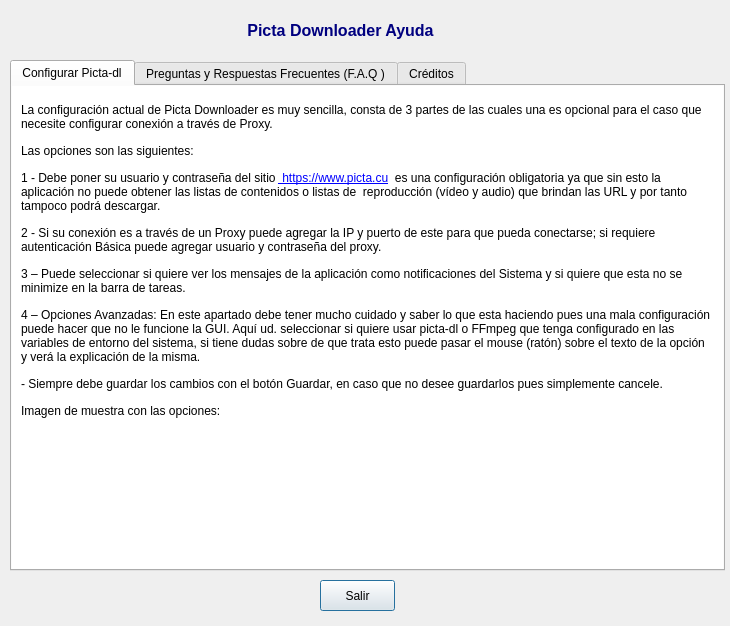
Before: the Qt Designer form information.ui in oleksis/picta-dl-gui, drawn with Qt 5.
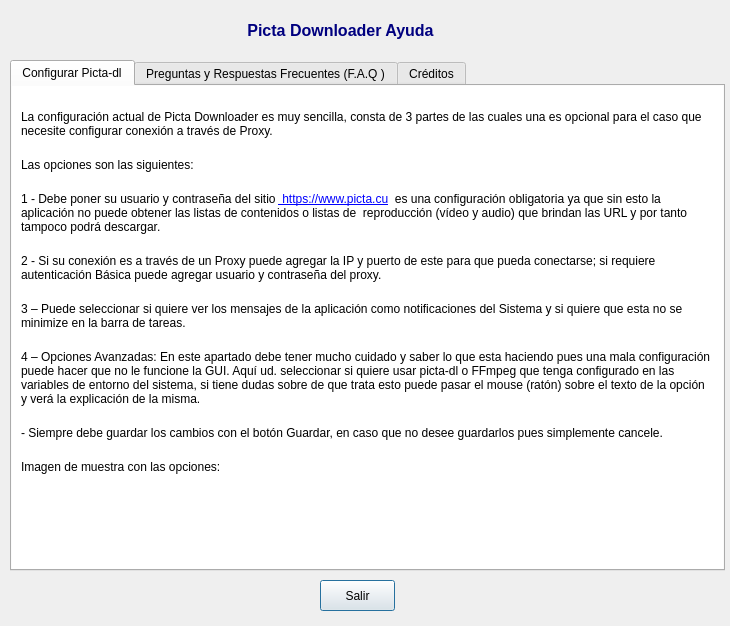
After: the same form once the commit is applied. The open tabs and pages were chosen to show the change. Icons and pictures are not drawn.

Commit message: Ajustes a los elementos gráficos para mejor visualizacion en temas oscuros

The edit to the form file:
```diff
--- a/information.ui
+++ b/information.ui
@@ -104,8 +104,8 @@
       <string>&lt;!DOCTYPE HTML PUBLIC &quot;-//W3C//DTD HTML 4.0//EN&quot; &quot;http://www.w3.org/TR/REC-html40/strict.dtd&quot;&gt;
 &lt;html&gt;&lt;head&gt;&lt;meta name=&quot;qrichtext&quot; content=&quot;1&quot; /&gt;&lt;style type=&quot;text/css&quot;&gt;
 p, li { white-space: pre-wrap; }
-&lt;/style&gt;&lt;/head&gt;&lt;body style=&quot; font-family:'Arial'; font-size:8.25pt; font-weight:400; font-style:normal;&quot;&gt;
-&lt;p style=&quot; margin-top:10px; margin-bottom:10px; margin-left:5px; margin-right:5px; -qt-block-indent:0; text-indent:0px;&quot;&gt;&lt;br /&gt;&lt;span style=&quot; font-size:9.25pt;&quot;&gt;La configuración actual de Picta Downloader es muy sencilla, consta de 3 partes de las cuales una es opcional para el caso que necesite configurar conexión a través de Proxy.&lt;/span&gt;&lt;br /&gt;&lt;br /&gt;&lt;span style=&quot; font-size:9.25pt;&quot;&gt;Las opciones son las siguientes:&lt;/span&gt;&lt;br /&gt;&lt;br /&gt;&lt;span style=&quot; font-size:9.25pt;&quot;&gt;1 - Debe poner su usuario y contraseña del sitio &lt;/span&gt;&lt;a href=&quot; https://www.picta.cu&quot;&gt;&lt;span style=&quot; font-size:9.25pt; text-decoration: underline; color:#0000ff;&quot;&gt; https://www.picta.cu&lt;/span&gt;&lt;/a&gt;&lt;span style=&quot; font-size:9.25pt;&quot;&gt;  es una configuración obligatoria ya que sin esto la aplicación no puede obtener las listas de contenidos o listas de  reproducción (vídeo y audio) que brindan las URL y por tanto tampoco podrá descargar.&lt;/span&gt;&lt;br /&gt;&lt;br /&gt;&lt;span style=&quot; font-size:9.25pt;&quot;&gt;2 - Si su conexión es a través de un Proxy puede agregar la IP y puerto de este para que pueda conectarse; si requiere autenticación Básica puede agregar usuario y contraseña del proxy. &lt;/span&gt;&lt;br /&gt;&lt;br /&gt;&lt;span style=&quot; font-size:9.25pt;&quot;&gt;3 – Puede seleccionar si quiere ver los mensajes de la aplicación como notificaciones del Sistema y si quiere que esta no se minimize en la barra de tareas.&lt;/span&gt;&lt;br /&gt;&lt;br /&gt;&lt;span style=&quot; font-size:9.25pt;&quot;&gt;4 – Opciones Avanzadas: En este apartado debe tener mucho cuidado y saber lo que esta haciendo pues una mala configuración puede hacer que no le funcione la GUI. Aquí ud. seleccionar si quiere usar picta-dl o FFmpeg que tenga configurado en las variables de entorno del sistema, si tiene dudas sobre de que trata esto puede pasar el mouse (ratón) sobre el texto de la opción y verá la explicación de la misma.&lt;/span&gt;&lt;br /&gt;&lt;br /&gt;&lt;span style=&quot; font-size:9.25pt;&quot;&gt;- Siempre debe guardar los cambios con el botón Guardar, en caso que no desee guardarlos pues simplemente cancele.&lt;/span&gt;&lt;br /&gt;&lt;br /&gt;&lt;span style=&quot; font-size:9.25pt;&quot;&gt;Imagen de muestra con las opciones:&lt;/span&gt;&lt;br /&gt;&lt;br /&gt;&lt;img src=&quot;:/Ayuda/picta-dl-config.png&quot; /&gt;&lt;span style=&quot; font-family:'MS Shell Dlg 2'; font-size:8pt;&quot;&gt;&lt;br /&gt;&lt;br /&gt;&lt;/span&gt;&lt;/p&gt;&lt;/body&gt;&lt;/html&gt;</string>
+&lt;/style&gt;&lt;/head&gt;&lt;body style=&quot; font-family:'Arial','Arial'; font-size:13pt; font-weight:400; font-style:normal;&quot;&gt;
+&lt;p style=&quot; margin-top:10px; margin-bottom:10px; margin-left:5px; margin-right:5px; -qt-block-indent:0; text-indent:0px;&quot;&gt;&lt;span style=&quot; font-family:'Arial'; font-size:8.25pt;&quot;&gt;&lt;br /&gt;&lt;/span&gt;&lt;span style=&quot; font-family:'Arial'; font-size:9.25pt;&quot;&gt;La configuración actual de Picta Downloader es muy sencilla, consta de 3 partes de las cuales una es opcional para el caso que necesite configurar conexión a través de Proxy.&lt;/span&gt;&lt;span style=&quot; font-family:'Arial'; font-size:8.25pt;&quot;&gt;&lt;br /&gt;&lt;br /&gt;&lt;/span&gt;&lt;span style=&quot; font-family:'Arial'; font-size:9.25pt;&quot;&gt;Las opciones son las siguientes:&lt;/span&gt;&lt;span style=&quot; font-family:'Arial'; font-size:8.25pt;&quot;&gt;&lt;br /&gt;&lt;br /&gt;&lt;/span&gt;&lt;span style=&quot; font-family:'Arial'; font-size:9.25pt;&quot;&gt;1 - Debe poner su usuario y contraseña del sitio &lt;/span&gt;&lt;a href=&quot; https://www.picta.cu&quot;&gt;&lt;span style=&quot; font-family:'Arial'; font-size:9.25pt; text-decoration: underline; color:#0000ff;&quot;&gt; https://www.picta.cu&lt;/span&gt;&lt;/a&gt;&lt;span style=&quot; font-family:'Arial'; font-size:9.25pt;&quot;&gt;  es una configuración obligatoria ya que sin esto la aplicación no puede obtener las listas de contenidos o listas de  reproducción (vídeo y audio) que brindan las URL y por tanto tampoco podrá descargar.&lt;/span&gt;&lt;span style=&quot; font-family:'Arial'; font-size:8.25pt;&quot;&gt;&lt;br /&gt;&lt;br /&gt;&lt;/span&gt;&lt;span style=&quot; font-family:'Arial'; font-size:9.25pt;&quot;&gt;2 - Si su conexión es a través de un Proxy puede agregar la IP y puerto de este para que pueda conectarse; si requiere autenticación Básica puede agregar usuario y contraseña del proxy. &lt;/span&gt;&lt;span style=&quot; font-family:'Arial'; font-size:8.25pt;&quot;&gt;&lt;br /&gt;&lt;br /&gt;&lt;/span&gt;&lt;span style=&quot; font-family:'Arial'; font-size:9.25pt;&quot;&gt;3 – Puede seleccionar si quiere ver los mensajes de la aplicación como notificaciones del Sistema y si quiere que esta no se minimize en la barra de tareas.&lt;/span&gt;&lt;span style=&quot; font-family:'Arial'; font-size:8.25pt;&quot;&gt;&lt;br /&gt;&lt;br /&gt;&lt;/span&gt;&lt;span style=&quot; font-family:'Arial'; font-size:9.25pt;&quot;&gt;4 – Opciones Avanzadas: En este apartado debe tener mucho cuidado y saber lo que esta haciendo pues una mala configuración puede hacer que no le funcione la GUI. Aquí ud. seleccionar si quiere usar picta-dl o FFmpeg que tenga configurado en las variables de entorno del sistema, si tiene dudas sobre de que trata esto puede pasar el mouse (ratón) sobre el texto de la opción y verá la explicación de la misma.&lt;/span&gt;&lt;span style=&quot; font-family:'Arial'; font-size:8.25pt;&quot;&gt;&lt;br /&gt;&lt;br /&gt;&lt;/span&gt;&lt;span style=&quot; font-family:'Arial'; font-size:9.25pt;&quot;&gt;- Siempre debe guardar los cambios con el botón Guardar, en caso que no desee guardarlos pues simplemente cancele.&lt;/span&gt;&lt;span style=&quot; font-family:'Arial'; font-size:8.25pt;&quot;&gt;&lt;br /&gt;&lt;br /&gt;&lt;/span&gt;&lt;span style=&quot; font-family:'Arial'; font-size:9.25pt;&quot;&gt;Imagen de muestra con las opciones:&lt;/span&gt;&lt;span style=&quot; font-family:'Arial'; font-size:8.25pt;&quot;&gt;&lt;br /&gt;&lt;br /&gt;&lt;/span&gt;&lt;img src=&quot;:/Ayuda/picta-dl-config.png&quot; /&gt;&lt;span style=&quot; font-family:'MS Shell Dlg 2'; font-size:8pt;&quot;&gt;&lt;br /&gt;&lt;br /&gt;&lt;/span&gt;&lt;/p&gt;&lt;/body&gt;&lt;/html&gt;</string>
      </property>
      <property name="textInteractionFlags">
       <set>Qt::TextSelectableByKeyboard|Qt::TextSelectableByMouse</set>
```
Left out of the diff: 4 changed lines with no effect on the pictures. The commit also changes 2 other files.
